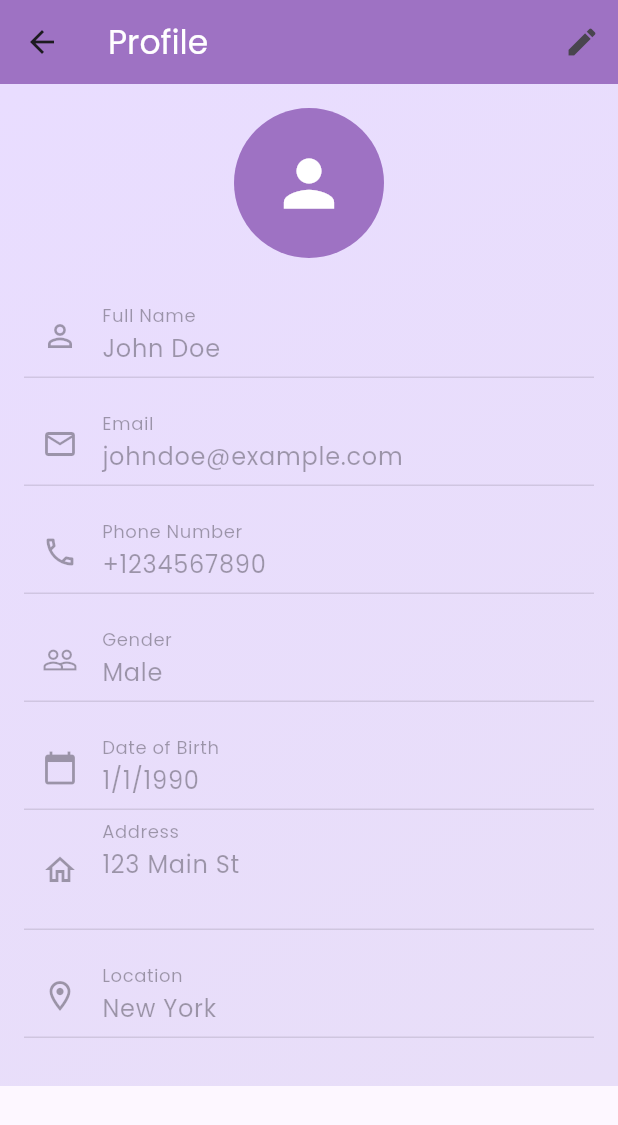
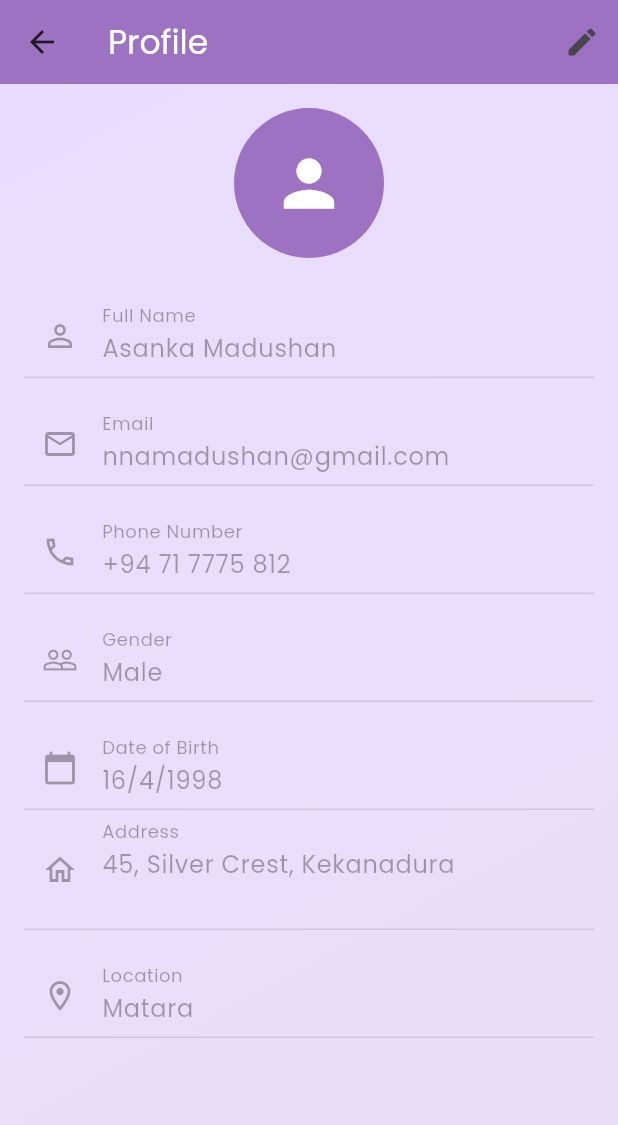
Before and after one commit to NnAsankaMadushan/QuickHireApp, a Flutter app: the ProfileScreen screen opened directly, on a phone screen of 412 x 824 dp. Shown: the top 1125 px of the screen. Run offline on Flutter 3.47's test engine with Material 3 defaults, Android fonts, the phone set to English and light mode, and no system bars; drawn by our look-alikes of flutter_animate; our stand-ins replace google_fonts, image_cropper, image_picker, permission_handler; network calls fail.

Commit message:
make errors in styles

```diff
--- a/lib/Screens/Login_screen.dart
+++ b/lib/Screens/Login_screen.dart
@@ -1,4 +1,5 @@
 import 'package:chatting_app/Screens/Signup_screen.dart';
+import 'package:chatting_app/Screens/home_screen.dart';
 import 'package:flutter/material.dart';
 import 'package:flutter_animate/flutter_animate.dart';
 import '../widgets/social_button.dart';
@@ -174,7 +175,7 @@ class _LoginScreenState extends State<LoginScreen> {
         // Navigate to HomeScreen after successful login
         Navigator.pushAndRemoveUntil(
           context,
-          MaterialPageRoute(builder: (_) => const RegisterScreen()),
+          MaterialPageRoute(builder: (_) => const HomeScreen()),
           (route) => false,
         );
       });
--- a/lib/Screens/Profile_Screen.dart
+++ b/lib/Screens/Profile_Screen.dart
@@ -34,13 +34,13 @@ class _ProfileScreenState extends State<ProfileScreen> {
   void initState() {
     super.initState();
     // Initialize controllers with mock data (replace with actual user data)
-    _nameController.text = "John Doe";
-    _emailController.text = "johndoe@example.com";
-    _phoneController.text = "+1234567890";
-    _addressController.text = "123 Main St";
-    _locationController.text = "New York";
+    _nameController.text = "Asanka Madushan";
+    _emailController.text = "nnamadushan@gmail.com";
+    _phoneController.text = "+94 71 7775 812";
+    _addressController.text = "45, Silver Crest, Kekanadura";
+    _locationController.text = "Matara";
     _selectedGender = "Male";
-    _selectedDate = DateTime(1990, 1, 1);
+    _selectedDate = DateTime(1998, 4, 16);
   }
 
   @override
@@ -155,6 +155,9 @@ class _ProfileScreenState extends State<ProfileScreen> {
       ),
       body: SingleChildScrollView(
         child: Container(
+          constraints: BoxConstraints(
+            minHeight: MediaQuery.of(context).size.height - AppBar().preferredSize.height,
+          ),
           decoration: BoxDecoration(
             gradient: LinearGradient(
               begin: Alignment.topLeft,
--- a/lib/Screens/home_screen.dart
+++ b/lib/Screens/home_screen.dart
@@ -34,7 +34,7 @@ class HomeScreen extends StatelessWidget {
                   Padding(
                     padding: const EdgeInsets.only(right: 8.0),
                     child: Text(
-                      'John Doe',  // Replace with actual user name
+                      'Asanka Madushan',  // Replace with actual user name
                       style: Theme.of(context).textTheme.bodyLarge,
                     ),
                   ),
```
